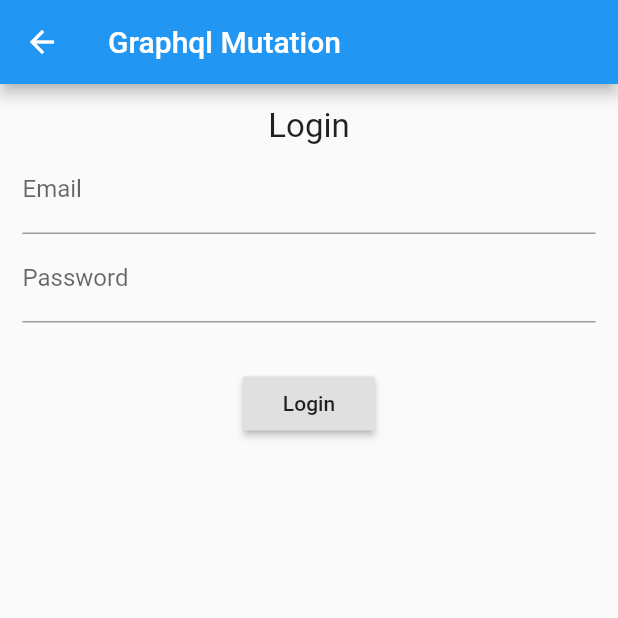
After one commit to devaliakbar/xcelpros_ecommerce_cart, a Flutter app: the screen it shows after launch, after a tap on "Graphql Mutation", on a phone screen of 412 x 824 dp, the top half of it. The commit adds this screen. Run offline on Flutter 3.47's test engine with Material 2 defaults, Android fonts, the phone set to English and light mode, and no system bars; our stand-ins replace graphql_flutter, shared_preferences; network calls fail.

Commit message:
Added Mutation

```diff
--- a/lib/helper/graphql_helper.dart
+++ b/lib/helper/graphql_helper.dart
@@ -1,5 +1,7 @@
+import 'package:flutter/material.dart';
+
 class GraphQLQueryHelper {
-  static const String getAllData = """
+  static const String getGraphQLDemoQuery = """
 {
   post_getPublicHomePageFeed(take: 10, skip: 0, order: "DESC") {
     items {
@@ -14,4 +16,33 @@ class GraphQLQueryHelper {
   }
 }
   """;
+
+  static const String getFeedsQuery = """
+{
+  post_getHomePageFeed {
+    items {
+      id
+      post_title
+      post_description
+    }
+  }
 }
+  """;
+
+  static String getLoginQuery(
+      {@required String email, @required String password}) {
+    return """
+mutation {
+  user_loginUser(
+    email: "$email"
+    password: "$password"
+    device_token: "ner5fuuqc9l"
+  ) {
+    first_name
+    access_token
+    refresh_token
+  }
+}
+        """;
+  }
+}
--- a/lib/main.dart
+++ b/lib/main.dart
@@ -1,26 +1,25 @@
-import 'package:ecommerce/config/graphql_config.dart';
 import 'package:ecommerce/pages/cart_page.dart';
+import 'package:ecommerce/pages/feed_page.dart';
 import 'package:ecommerce/pages/graphql_demo_page.dart';
 import 'package:ecommerce/pages/home_page.dart';
+import 'package:ecommerce/pages/login_page.dart';
 import 'package:ecommerce/provider/cart_provider.dart';
 import 'package:ecommerce/pages/products_page.dart';
+import 'package:ecommerce/provider/feed_provider.dart';
 import 'package:ecommerce/provider/graphql_demo_provider.dart';
+import 'package:ecommerce/provider/login_provider.dart';
 import 'package:flutter/material.dart';
-import 'package:graphql_flutter/graphql_flutter.dart';
 import 'package:provider/provider.dart';
 
 void main() {
-  GraphQLConfig graphQLConfig = GraphQLConfig();
-
   runApp(MultiProvider(
     providers: [
       ChangeNotifierProvider(create: (context) => CartProvider()),
       ChangeNotifierProvider(create: (context) => GraphQLDemoProvider()),
+      ChangeNotifierProvider(create: (context) => LoginProvider()),
+      ChangeNotifierProvider(create: (context) => FeedProvider()),
     ],
-    child: GraphQLProvider(
-      client: graphQLConfig.client,
-      child: MyApp(),
-    ),
+    child: MyApp(),
   ));
 }
 
@@ -39,6 +38,8 @@ class MyApp extends StatelessWidget {
           ProductsPage.routeName: (context) => ProductsPage(),
           CartPage.routeName: (context) => CartPage(),
           GraphQlDemoPage.routeName: (context) => GraphQlDemoPage(),
+          LoginPage.routeName: (context) => LoginPage(),
+          FeedPage.routeName: (context) => FeedPage(),
         });
   }
 }
--- a/lib/pages/graphql_demo_page.dart
+++ b/lib/pages/graphql_demo_page.dart
@@ -8,7 +8,7 @@ class GraphQlDemoPage extends StatelessWidget {
 
   @override
   Widget build(BuildContext context) {
-    Provider.of<GraphQLDemoProvider>(context).getDatas();
+    Provider.of<GraphQLDemoProvider>(context, listen: false).getDatas();
 
     return Scaffold(
       appBar: AppBar(
--- a/lib/pages/home_page.dart
+++ b/lib/pages/home_page.dart
@@ -1,4 +1,5 @@
 import 'package:ecommerce/pages/graphql_demo_page.dart';
+import 'package:ecommerce/pages/login_page.dart';
 import 'package:ecommerce/pages/products_page.dart';
 import 'package:flutter/material.dart';
 
@@ -27,6 +28,12 @@ class HomePage extends StatelessWidget {
                 },
                 child: Text("Graphql Demo"),
               ),
+              RaisedButton(
+                onPressed: () {
+                  Navigator.pushNamed(context, LoginPage.routeName);
+                },
+                child: Text("Graphql Mutation"),
+              ),
             ],
           ),
         ),
--- /dev/null
+++ b/lib/pages/login_page.dart
@@ -0,0 +1,128 @@
+import 'package:ecommerce/pages/feed_page.dart';
+import 'package:ecommerce/provider/login_provider.dart';
+import 'package:flutter/material.dart';
+import 'package:provider/provider.dart';
+import 'package:shared_preferences/shared_preferences.dart';
+
+class LoginPage extends StatefulWidget {
+  static const String routeName = '/login_page';
+
+  @override
+  _LoginPageState createState() => _LoginPageState();
+}
+
+class _LoginPageState extends State<LoginPage> {
+  final GlobalKey<ScaffoldState> _scaffoldKey = new GlobalKey<ScaffoldState>();
+
+  final TextEditingController _emailController = TextEditingController();
+  final TextEditingController _passwordController = TextEditingController();
+
+  bool _isLoginButtonLoading = false;
+
+  bool _isLoading = true;
+
+  @override
+  void initState() {
+    super.initState();
+    checkAlredyLogin();
+  }
+
+  @override
+  Widget build(BuildContext context) {
+    return Scaffold(
+      key: _scaffoldKey,
+      appBar: AppBar(
+        title: Text("Graphql Mutation"),
+      ),
+      body: Padding(
+        padding: EdgeInsets.all(15),
+        child: _isLoading
+            ? Center(
+                child: CircularProgressIndicator(),
+              )
+            : SingleChildScrollView(
+                child: Column(
+                  children: [
+                    Text(
+                      "Login",
+                      style: TextStyle(fontSize: 22),
+                    ),
+                    TextField(
+                      decoration: InputDecoration(labelText: "Email"),
+                      keyboardType: TextInputType.emailAddress,
+                      controller: _emailController,
+                    ),
+                    TextField(
+                      obscureText: true,
+                      decoration: InputDecoration(
+                        labelText: "Password",
+                      ),
+                      controller: _passwordController,
+                    ),
+                    SizedBox(
+                      height: 30,
+                    ),
+                    RaisedButton(
+                      onPressed: login,
+                      child: _isLoginButtonLoading
+                          ? CircularProgressIndicator()
+                          : Text("Login"),
+                    )
+                  ],
+                ),
+              ),
+      ),
+    );
+  }
+
+  Future<void> checkAlredyLogin() async {
+    SharedPreferences sharedPreferences = await SharedPreferences.getInstance();
+
+    if (sharedPreferences.getString("authorization") != null) {
+      Navigator.of(context).pushNamedAndRemoveUntil(
+          FeedPage.routeName, (Route<dynamic> route) => false);
+    } else {
+      setState(() {
+        _isLoading = false;
+      });
+    }
+  }
+
+  Future<void> login() async {
+    String email = _emailController.text.trim();
+    String password = _passwordController.text.trim();
+
+    if (email == "") {
+      showInSnackBar("Please enter email");
+      return;
+    }
+
+    if (password == "") {
+      showInSnackBar("Please enter password");
+      return;
+    }
+
+    setState(() {
+      _isLoginButtonLoading = true;
+    });
+
+    Provider.of<LoginProvider>(context, listen: false)
+        .login(email: email, password: password)
+        .then((value) {
+      if (value) {
+        Navigator.of(context).pushNamedAndRemoveUntil(
+            FeedPage.routeName, (Route<dynamic> route) => false);
+      } else {
+        setState(() {
+          _isLoginButtonLoading = false;
+        });
+        showInSnackBar("Failed to login");
+      }
+    });
+  }
+
+  void showInSnackBar(String value) {
+    _scaffoldKey.currentState
+        .showSnackBar(new SnackBar(content: new Text(value)));
+  }
+}
--- a/lib/provider/graphql_demo_provider.dart
+++ b/lib/provider/graphql_demo_provider.dart
@@ -7,13 +7,13 @@ import 'package:graphql_flutter/graphql_flutter.dart';
 class GraphQLDemoProvider extends ChangeNotifier {
   List<GraphQLDemo> datas;
 
-  final GraphQLClient _graphQLClient = GraphQLConfig().clientToQuery();
+  final GraphQLClient _graphQLClient = GraphQLConfig().getPublicClient();
 
   Future<void> getDatas() async {
     QueryResult result = await _graphQLClient.query(
       QueryOptions(
         document: gql(
-          GraphQLQueryHelper.getAllData,
+          GraphQLQueryHelper.getGraphQLDemoQuery,
         ),
       ),
     );
--- /dev/null
+++ b/lib/provider/login_provider.dart
@@ -0,0 +1,33 @@
+import 'package:ecommerce/config/graphql_config.dart';
+import 'package:ecommerce/helper/graphql_helper.dart';
+import 'package:flutter/material.dart';
+import 'package:graphql_flutter/graphql_flutter.dart';
+import 'package:shared_preferences/shared_preferences.dart';
+
+class LoginProvider extends ChangeNotifier {
+  final GraphQLClient _graphQLClient = GraphQLConfig().getPublicClient();
+
+  Future<bool> login(
+      {@required String email, @required String password}) async {
+    QueryResult result = await _graphQLClient.mutate(
+      MutationOptions(
+        document: gql(
+          GraphQLQueryHelper.getLoginQuery(email: email, password: password),
+        ),
+      ),
+    );
+
+    if (!result.hasException) {
+      SharedPreferences sharedPreferences =
+          await SharedPreferences.getInstance();
+      await sharedPreferences.setString(
+          "authorization", result.data['user_loginUser']['access_token']);
+      await sharedPreferences.setString(
+          "refresh_token", result.data['user_loginUser']['refresh_token']);
+
+      return true;
+    } else {
+      return false;
+    }
+  }
+}
--- a/pubspec.yaml
+++ b/pubspec.yaml
@@ -29,6 +29,7 @@ dependencies:
   cupertino_icons: ^1.0.0
   provider:
   graphql_flutter:
+  shared_preferences:
 
 dev_dependencies:
   flutter_test:
```
Also changed, not shown: lib/config/graphql_config.dart (+32 -12 lines), lib/models/feed.dart (added, +19 -0 lines), lib/pages/feed_page.dart (added, +52 -0 lines), lib/provider/feed_provider.dart (added, +39 -0 lines), pubspec.lock, 1 other file.
